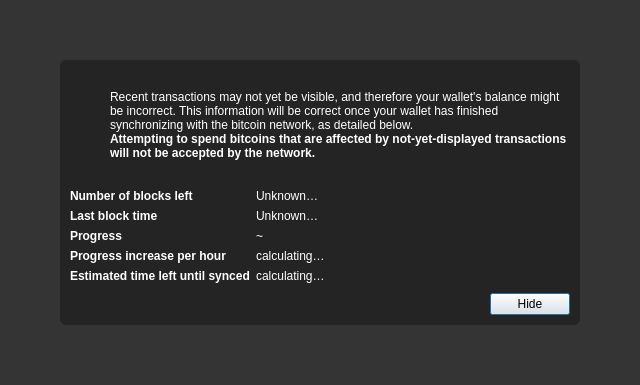
Qt form src/qt/forms/modaloverlay.ui (FastPaymentsInc/DigitalGold) before a commit.
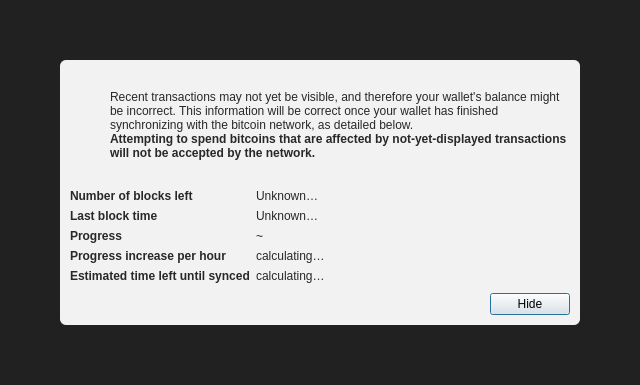
The same form after that commit. Icons and pictures are not drawn.

```diff
--- a/src/qt/forms/modaloverlay.ui
+++ b/src/qt/forms/modaloverlay.ui
@@ -32,7 +32,7 @@
    <item>
     <widget class="QWidget" name="bgWidget" native="true">
      <property name="styleSheet">
-      <string notr="true">#bgWidget { background: rgba(0,0,0,200); }</string>
+      <string notr="true">#bgWidget { background: rgba(0,0,0,220); }</string>
      </property>
      <layout class="QVBoxLayout" name="verticalLayoutMain" stretch="1">
       <property name="leftMargin">
@@ -50,9 +50,9 @@
       <item>
        <widget class="QWidget" name="contentWidget" native="true">
         <property name="styleSheet">
-         <string notr="true">#contentWidget { background: rgba(36,36,36,255); border-radius: 6px; }
+         <string notr="true">#contentWidget { background: rgba(255,255,255,240); border-radius: 6px; }
 
-QLabel { color: rgb(255,255,255);  }</string>
+QLabel { color: rgb(40,40,40);  }</string>
         </property>
         <layout class="QVBoxLayout" name="verticalLayoutSub" stretch="1,0,0,0">
          <property name="spacing">
```
